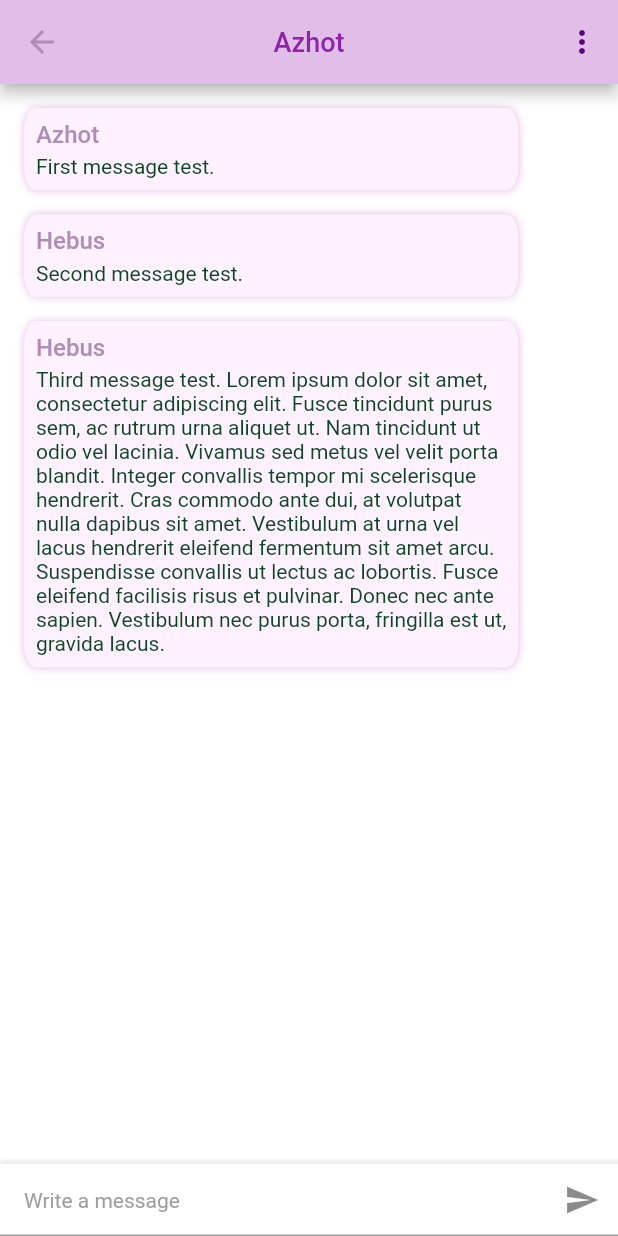
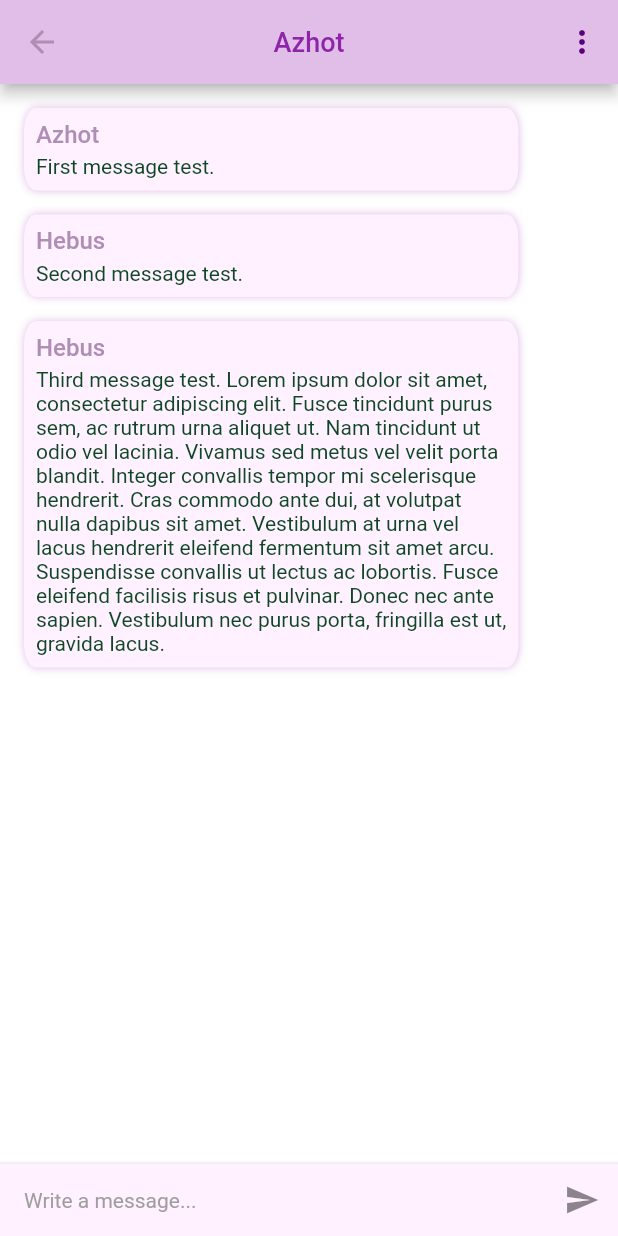
Before and after one commit to Azhot/messages, a Flutter app: the screen it shows once a user with an empty profile is signed in, after a tap on "Azhot", on a phone screen of 412 x 824 dp. Run offline on Flutter 3.47's test engine with Material 2 defaults, Android fonts, the phone set to English and light mode, and no system bars; our stand-ins replace cloud_firestore, firebase_auth, firebase_core, flutter_spinkit, get_it, google_fonts and 1 more; accounts and stored records are empty.

Commit message:
Config system overlay theme

```diff
--- a/lib/main.dart
+++ b/lib/main.dart
@@ -5,11 +5,13 @@ import 'package:messages/dependency_injection/injection.dart';
 import 'package:messages/model/user.dart';
 import 'package:messages/screen/home_wrapper.dart';
 import 'package:messages/shared/constants.dart';
+import 'package:messages/shared/styles.dart';
 import 'package:messages/shared/widget/loading.dart';
 import 'package:messages/shared/widget/something_went_wrong.dart';
 import 'package:provider/provider.dart';
 
 Future main() async {
+  Styles.setSystemOverlayStyle();
   configureDependencyInjection();
   runApp(const MyApp());
 }
--- a/lib/screen/conversation/conversation_page.dart
+++ b/lib/screen/conversation/conversation_page.dart
@@ -47,13 +47,13 @@ class ConversationPage extends StatelessWidget {
         ),
         child: Container(
           decoration: BoxDecoration(
-            color: Colors.white,
+            color: Constants.primaryLightColor,
             boxShadow: [
               BoxShadow(
-                color: Colors.grey.shade200,
+                color: Colors.grey.shade300,
                 spreadRadius: 1,
                 blurRadius: 1,
-                offset: Offset.fromDirection(-1, 2),
+                offset: Offset.fromDirection(-1, 0),
               ),
             ],
           ),
@@ -62,8 +62,9 @@ class ConversationPage extends StatelessWidget {
             minLines: 1,
             style: Styles.basicTextStyle(),
             decoration: InputDecoration(
+              border: InputBorder.none,
               contentPadding: const EdgeInsets.all(16),
-              hintText: "Write a message",
+              hintText: Strings.writeAMessage,
               hintStyle: Styles.hintTextStyle(),
               suffixIcon: IconButton(
                 icon: const Icon(Icons.send),
--- a/lib/shared/strings.dart
+++ b/lib/shared/strings.dart
@@ -17,4 +17,5 @@ abstract class Strings {
   static const errorInvalidEmail = 'Please supply a valid e-mail';
   static const errorInvalidCredentials =
       'Could not sign in with those credentials';
+  static const writeAMessage = "Write a message...";
 }
--- a/lib/shared/styles.dart
+++ b/lib/shared/styles.dart
@@ -1,8 +1,19 @@
 import 'package:flutter/material.dart';
+import 'package:flutter/services.dart';
 import 'package:google_fonts/google_fonts.dart';
 import 'package:messages/shared/constants.dart';
 
 abstract class Styles {
+  static void setSystemOverlayStyle() {
+    SystemChrome.setSystemUIOverlayStyle(SystemUiOverlayStyle.light.copyWith(
+      statusBarColor: Constants.primaryDarkColor,
+      statusBarIconBrightness: Brightness.dark,
+      systemNavigationBarColor: Constants.primaryLightColor,
+      systemNavigationBarDividerColor: Constants.primaryLightColor,
+      systemNavigationBarIconBrightness: Brightness.dark,
+    ));
+  }
+
   static TextStyle appBarTextStyle() => GoogleFonts.aBeeZee(
         color: Constants.secondaryColor,
         fontSize: 18,
--- a/lib/shared/widget/loading.dart
+++ b/lib/shared/widget/loading.dart
@@ -7,7 +7,7 @@ class Loading extends StatelessWidget {
 
   @override
   Widget build(BuildContext context) => const Material(
-        color: Constants.primaryColor,
+        color: Constants.primaryLightColor,
         child: Center(
           child: SpinKitChasingDots(
             color: Constants.primaryDarkColor,
```
